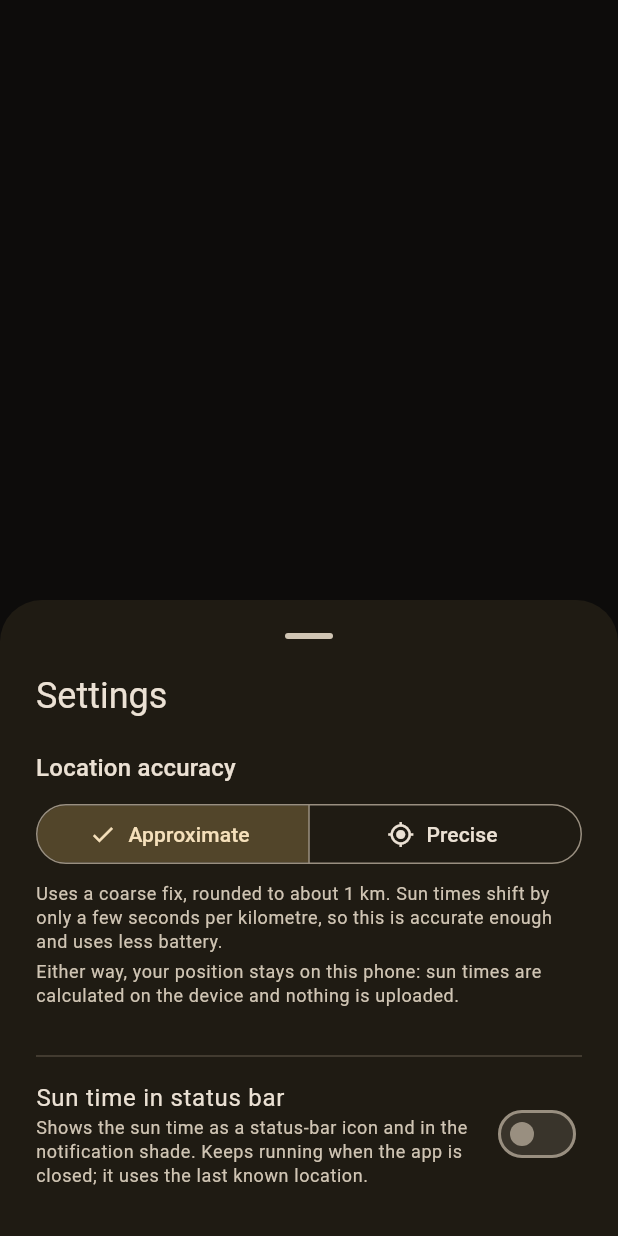
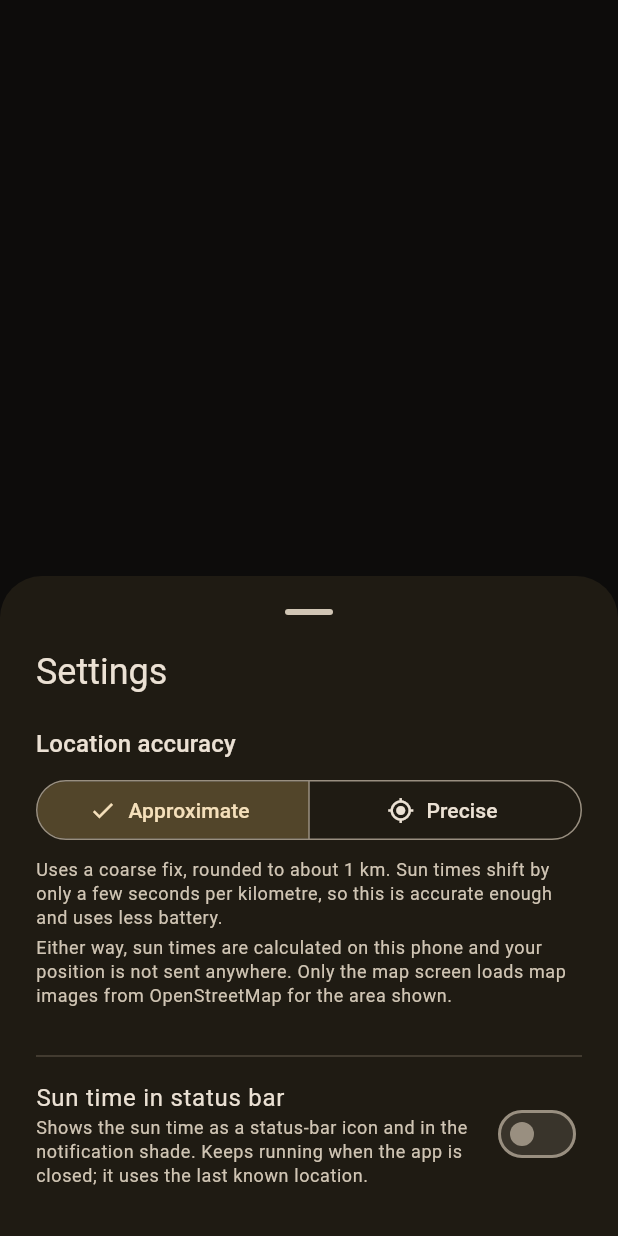
Before and after one commit to marc-frank/sun-clock, a Flutter app: what showSettings() shows on an empty page, opened directly with empty values, on a phone screen of 412 x 824 dp. Run offline on Flutter 3.47's test engine with Material 3 defaults, Android fonts, the phone set to English and light mode, and no system bars; our stand-ins replace fl_chart, flutter_map, geolocator, latlong2, shared_preferences, timezone; missing offline and left inert: lat_lng_to_timezone; accounts and stored records are empty.

Commit message:
Mention OpenStreetMap tile requests in the privacy note
Co-Authored-By: Claude Opus 5.5 <noreply@anthropic.com>

```diff
--- a/lib/settings_sheet.dart
+++ b/lib/settings_sheet.dart
@@ -58,8 +58,9 @@ void showSettings(
                   ),
                   const SizedBox(height: 4),
                   Text(
-                    'Either way, your position stays on this phone: sun times '
-                    'are calculated on the device and nothing is uploaded.',
+                    'Either way, sun times are calculated on this phone and '
+                    'your position is not sent anywhere. Only the map screen '
+                    'loads map images from OpenStreetMap for the area shown.',
                     style: muted,
                   ),
                   if (model.precision == LocationPrecision.precise &&
```
